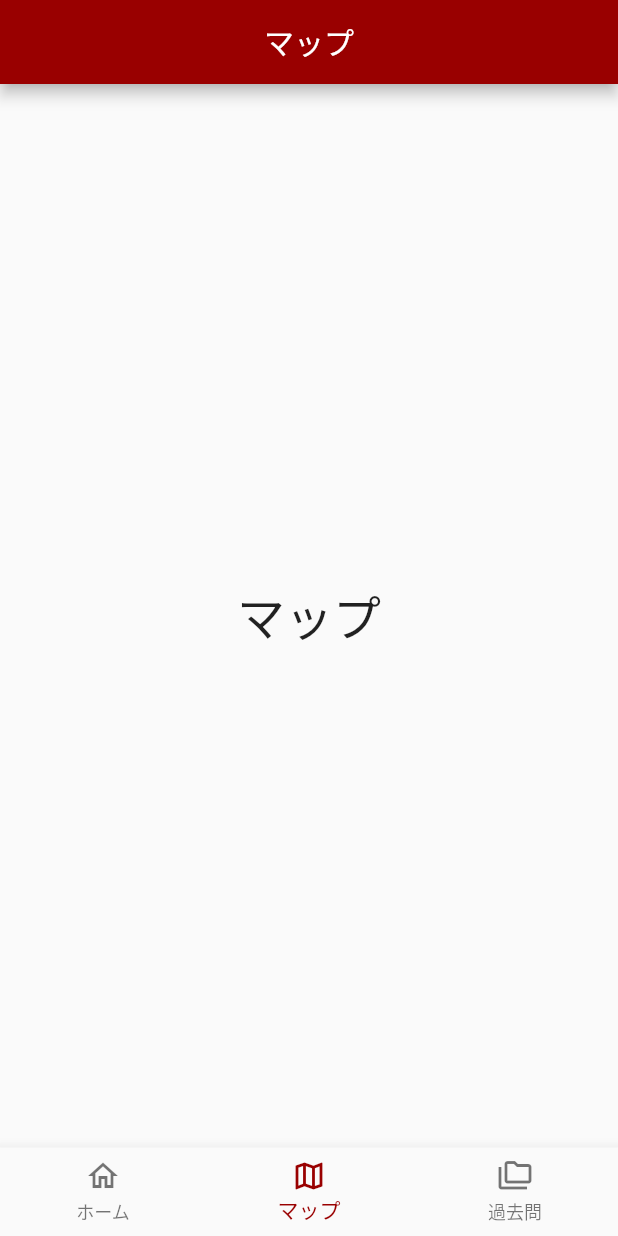
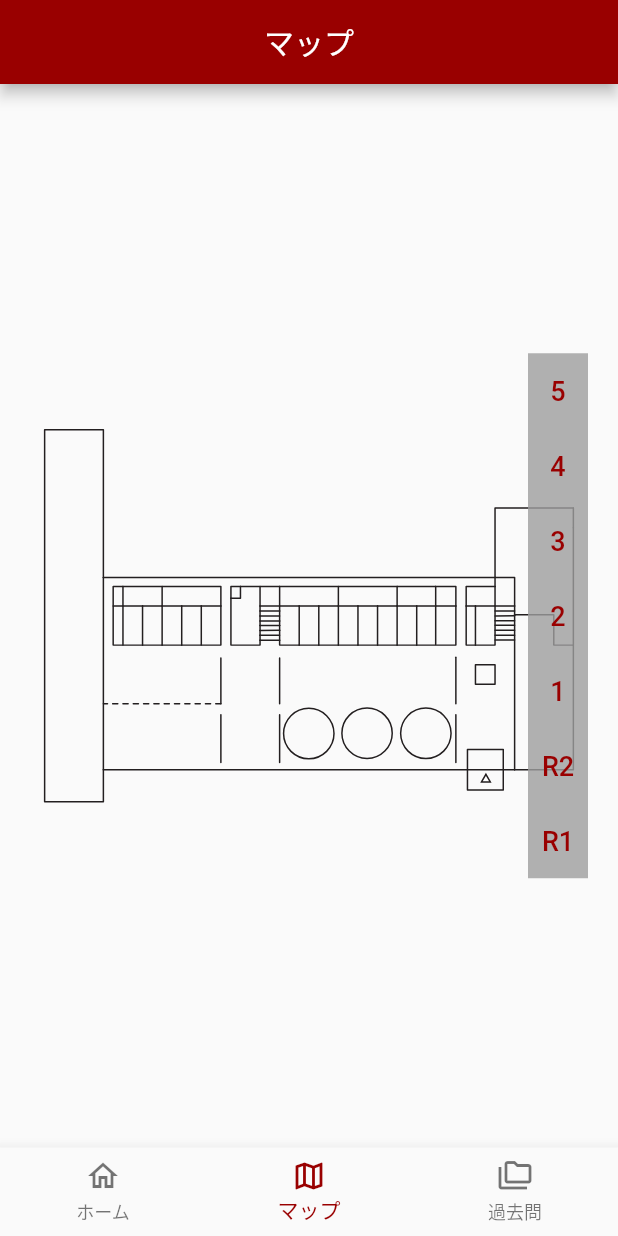
Before and after one commit to Swift2023-Group-C/flutter_app, a Flutter app: the screen it shows after launch, item 2 of the bottom bar chosen, on a phone screen of 412 x 824 dp. Run offline on Flutter 3.47's test engine with Material 2 defaults, Android fonts, the phone set to English and light mode, and no system bars; our stand-ins replace flutter_svg; project files that could hold a hidden picture were left out.

Commit message:
[add] Maps SVG & MapView

```diff
--- a/lib/screens/map.dart
+++ b/lib/screens/map.dart
@@ -1,15 +1,86 @@
 import 'package:flutter/material.dart';
+import 'package:flutter_svg/flutter_svg.dart';
 
-class MapScreen extends StatelessWidget {
+class MapScreen extends StatefulWidget {
   const MapScreen({Key? key}) : super(key: key);
 
   @override
+  State<MapScreen> createState() => _MapScreenState();
+}
+
+class _MapScreenState extends State<MapScreen> {
+  int mapImageCount = 4;
+
+  void onFloorBarTapped(int findex) {
+    setState(() {
+      mapImageCount = findex;
+    });
+  }
+
+  @override
   Widget build(BuildContext context) {
+    const double floorWidth = 40.0;
+    var floorBarTextStyle = const TextStyle(fontSize: 18.0);
+    List<String> floorBarString = ['5', '4', '3', '2', '1', 'R2', 'R1'];
     return Scaffold(
-      appBar: AppBar(
-        title: const Center(child: Text('マップ')),
-      ),
-      body: const Center(child: Text('マップ', style: TextStyle(fontSize: 32.0))),
-    );
+        appBar: AppBar(
+          title: const Center(child: Text('マップ')),
+        ),
+        body: Stack(
+          children: [
+            SizedBox(
+              width: double.infinity,
+              height: double.infinity,
+              child: InteractiveViewer(maxScale: 10.0, child: setMapImage()),
+            ),
+            Padding(
+                padding: const EdgeInsets.only(right: 20),
+                child: Align(
+                  alignment: Alignment.centerRight,
+                  child: Container(
+                    color: Colors.grey.withOpacity(0.8),
+                    height: 350,
+                    width: floorWidth,
+                    child: Column(
+                      children: [
+                        for (int i = 0; i < 7; i++) ...{
+                          SizedBox(
+                            width: floorWidth,
+                            height: 50,
+                            child: Center(
+                              child: TextButton(
+                                  onPressed: () {
+                                    onFloorBarTapped(i);
+                                  },
+                                  child: Text(
+                                    floorBarString[i],
+                                    style: floorBarTextStyle,
+                                  )),
+                            ),
+                          ),
+                        }
+                      ],
+                    ),
+                  ),
+                ))
+          ],
+        ));
+  }
+
+  SvgPicture setMapImage() {
+    List<String> mapImageName = [
+      'map05.svg',
+      'map04.svg',
+      'map03.svg',
+      'map02.svg',
+      'map01.svg',
+      'mapr2.svg',
+      'mapr1.svg'
+    ];
+    if (mapImageCount > 6 || mapImageCount < 0) {
+      return SvgPicture.asset('images/${mapImageName[4]}');
+    } else {
+      return SvgPicture.asset('images/${mapImageName[mapImageCount]}');
+    }
   }
 }
--- a/pubspec.yaml
+++ b/pubspec.yaml
@@ -35,6 +35,7 @@ dependencies:
   # The following adds the Cupertino Icons font to your application.
   # Use with the CupertinoIcons class for iOS style icons.
   cupertino_icons: ^1.0.2
+  flutter_svg: ^2.0.7
 
 dev_dependencies:
   flutter_test:
@@ -59,9 +60,8 @@ flutter:
   uses-material-design: true
 
   # To add assets to your application, add an assets section, like this:
-  # assets:
-  #   - images/a_dot_burr.jpeg
-  #   - images/a_dot_ham.jpeg
+  assets:
+    - images/
 
   # An image asset can refer to one or more resolution-specific "variants", see
   # https://flutter.dev/assets-and-images/#resolution-aware
```
Also changed, not shown: images/map01.svg (added), images/map02.svg (added), images/map03.svg (added), images/map04.svg (added), images/map05.svg (added), images/mapr1.svg (added), images/mapr2.svg (added), pubspec.lock.
